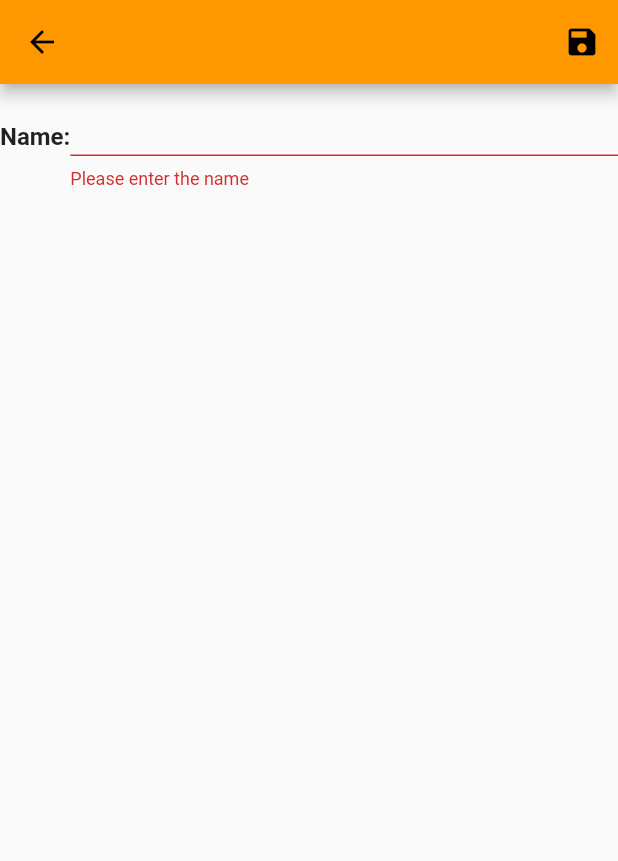
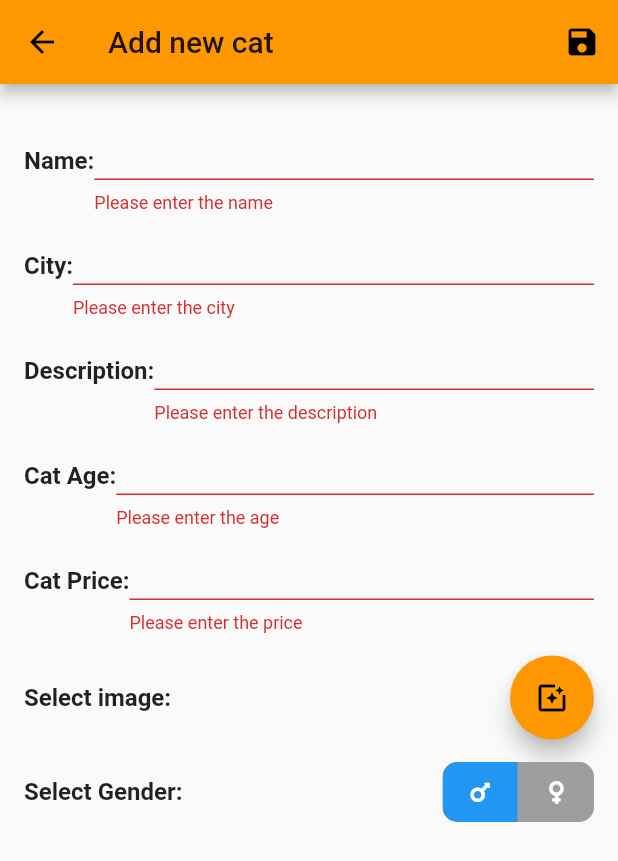
Before and after one commit to Swetlana-Sch/brinder, a Flutter app: the AddCatScreen screen opened by its route, after a tap on the "save" icon, on a phone screen of 412 x 824 dp. Shown: the top 861 px of the screen. Run offline on Flutter 3.47's test engine with Material 2 defaults, Android fonts, the phone set to English and light mode, and no system bars; drawn by our look-alikes of toggle_switch; our stand-ins replace firebase_auth, firebase_core, font_awesome_flutter, google_sign_in, image_picker; missing offline and left inert: flutter_login_facebook; accounts and stored records are empty.

Commit message:
added TextFormFields for Add Cat Screen, addedd Image picker and Gender switch, added list of breeds

```diff
--- a/lib/common_widgets/drawer.dart
+++ b/lib/common_widgets/drawer.dart
@@ -17,14 +17,15 @@ class MyDrawer extends StatelessWidget {
         child: Column(
           children: [
             AppBar(
-              // automaticallyImplyLeading: false,
-              leading: IconButton(
-                // TODO: Change icon to Image.asset https://flutter.dev/docs/development/ui/assets-and-images#resolution-aware
-                icon: Icon(Icons.format_list_bulleted_rounded),
+              automaticallyImplyLeading: false,
+              leading:
+              IconButton(
+                icon: Image.asset(kBurgerIconDrawer),
                 onPressed: () {
                   Navigator.of(context).pop();
                 },
               ),
+
               title: Text(
                 'Brinder',
                 style: kAppBarTextStyle,
@@ -33,42 +34,42 @@ class MyDrawer extends StatelessWidget {
             Divider(),
             DrawerListTile(
               sectionName: 'Home',
-              goToScreen: (){
+              onItemTap: () {
                 Navigator.of(context)
                     .pushReplacementNamed(HomePageScreen.routeName);
               },
             ),
             DrawerListTile(
               sectionName: 'My Profile',
-              goToScreen: (){
+              onItemTap: () {
                 Navigator.of(context)
                     .pushReplacementNamed(UserProfileScreen.routeName);
               },
             ),
             DrawerListTile(
               sectionName: 'Search',
-              goToScreen: (){
+              onItemTap: () {
                 Navigator.of(context)
                     .pushReplacementNamed(SearchScreen.routeName);
               },
             ),
             DrawerListTile(
               sectionName: 'Messages',
-              goToScreen: (){
+              onItemTap: () {
                 Navigator.of(context)
                     .pushReplacementNamed(MessagesScreen.routeName);
               },
             ),
             DrawerListTile(
               sectionName: 'Favourites',
-              goToScreen: (){
+              onItemTap: () {
                 Navigator.of(context)
                     .pushReplacementNamed(FavouritesScreen.routeName);
               },
             ),
             DrawerListTile(
               sectionName: 'Settings',
-              goToScreen: (){
+              onItemTap: () {
                 Navigator.of(context)
                     .pushReplacementNamed(SettingsScreen.routeName);
               },
--- a/lib/common_widgets/drawer_list_tile.dart
+++ b/lib/common_widgets/drawer_list_tile.dart
@@ -4,9 +4,9 @@ import 'package:matching_cats/theme.dart';
 
 class DrawerListTile extends StatelessWidget {
   final String sectionName;
-  final Function goToScreen;
+  final Function onItemTap;
 
-  const DrawerListTile({Key? key, required this.sectionName, required this.goToScreen}) : super(key: key);
+  const DrawerListTile({Key? key, required this.sectionName, required this.onItemTap}) : super(key: key);
 
   @override
   Widget build(BuildContext context) {
@@ -16,7 +16,7 @@ class DrawerListTile extends StatelessWidget {
         style: kDrawerTextStyle,
       ),
       onTap: () {
-        goToScreen();
+        onItemTap();
       },
     );
   }
--- a/lib/common_widgets/my_cats_panel.dart
+++ b/lib/common_widgets/my_cats_panel.dart
@@ -40,7 +40,8 @@ class MyCatsPanel extends StatelessWidget {
               itemBuilder: (BuildContext cxt, int index) {
                 return Row(
                   children: [
-                      Text(catData.myCats[index].catName!)
+                      Text(catData.myCats[index].catName!),
+                    // Image.file(''),
                   ],
                 );
               },
--- a/lib/models/cat_model.dart
+++ b/lib/models/cat_model.dart
@@ -1,3 +1,5 @@
+import 'dart:io';
+
 import 'package:matching_cats/utils/app_utils.dart';
 
 enum CatGender {
@@ -11,7 +13,7 @@ final typeValues =
 
 class CatModel {
   String? catName;
-  String? catImage;
+  File? catImage;
   String? catBread;
   double? catPrice;
   String? catCity;
@@ -27,12 +29,12 @@ class CatModel {
     this.catCity,
     this.catAge,
     this.catDescription,
-    this.catGender = CatGender.male,
+    this.catGender,
   });
 
   @override
   String toString() {
-    return 'CatModel{catName: $catName, catImage: $catImage, catBread: $catBread, catPrice: $catPrice, catCity: $catCity, catAge: $catAge, catDescription: $catDescription}';
+    return 'CatModel{catName: $catName, catImage: $catImage, catBread: $catBread, catPrice: $catPrice, catCity: $catCity, catAge: $catAge, catDescription: $catDescription, catGender: $catGender}';
   }
 
   // factory Hit.fromJson(Map<String, dynamic> json) => Hit(
--- a/lib/providers/user_data_provider.dart
+++ b/lib/providers/user_data_provider.dart
@@ -1,3 +1,5 @@
+import 'dart:io';
+
 import 'package:flutter/material.dart';
 import 'package:matching_cats/models/cat_model.dart';
 import 'package:provider/provider.dart';
@@ -35,6 +37,115 @@ class UserDataProvider with ChangeNotifier {
     //       catDescription: 'Beautiful Georgian looking cat'),
   ];
 
+  List<String> catBreeds = [
+    'Abyssinian',
+    'Aegean',
+    'American Bobtail',
+    'American Curl',
+    'American Ringtail',
+    'American Shorthair',
+    'American Wirehair',
+    'Aphrodite Giant',
+    'Arabian Mau',
+    'Asian',
+    'Asian Semi-longhair',
+    'Australian Mist',
+    'Balinese',
+    'Bambino',
+    'Bengal',
+    'Birman',
+    'Bombay',
+    'Brazilian Shorthair',
+    'British Longhair',
+    'British Shorthair',
+    'Burmese',
+    'Burmilla',
+    'California Spangled',
+    'Chantilly-Tiffany',
+    'Chartreux',
+    'Chausie',
+    'Colorpoint Shorthair',
+    'Cornish Rex',
+    'Cymric',
+    'Cyprus',
+    'Devon Rex',
+    'Don Sphynx',
+    'Dragon Li',
+    'Dwelf',
+    'Egyptian Mau',
+    'European Shorthair',
+    'Exotic Shorthair',
+    'Foldex',
+    'German Rex',
+    'Havana Brown',
+    'Highlander',
+    'Himalayan',
+    'Japanese Bobtail',
+    'Javanese',
+    'Kanaani',
+    'Khao Manee',
+    'Kinkalow',
+    'Korat',
+    'Korean Bobtail',
+    'Korn Ja',
+    'Kurilian Bobtail',
+    'Lambkin',
+    'LaPerm',
+    'Lykoi',
+    'Maine Coon',
+    'Manx',
+    'Mekong Bobtail',
+    'Minskin',
+    'Napoleon',
+    'Munchkin',
+    'Nebelung',
+    'Norwegian Forest Cat',
+    'Ocicat',
+    'Ojos Azules',
+    'Oregon Rex',
+    'Oriental Bicolor',
+    'Oriental Longhair',
+    'Oriental Shorthair',
+    'Persian (modern)',
+    'Persian (traditional)',
+    'Peterbald',
+    'Pixie-bob',
+    'Ragamuffin',
+    'Ragdoll',
+    'Raas',
+    'Russian Blue',
+    'Russian White',
+    'Russian Black',
+    'Russian Tabby',
+    'Sam Sawet',
+    'Savannah',
+    'Scottish Fold',
+    'Scottish Stright',
+    'Selkirk Rex',
+    'Serengeti',
+    'Serrade Petit',
+    'Siamese (modern)',
+    'Siberian Forest Cat',
+    'Singapura',
+    'Snowshoe',
+    'Sokoke',
+    'Somali',
+    'Sphynx',
+    'Suphalak',
+    'Thai (old style Siamese)',
+    'Thai Lilac',
+    'Thai Blue',
+    'Thai Blue Point',
+    'Thai Lilac Point',
+    'Tonkinese',
+    'Toyger',
+    'Turkish Angora',
+    'Turkish Van',
+    'Turkish Vankedisi',
+    'Ukrainian Levkoy',
+    'York Chocolate',
+  ];
+
   void saveUserData(String newName, String newCity, String newPhoneNumber) {
     userName = newName;
     userCity = newCity;
@@ -44,11 +155,12 @@ class UserDataProvider with ChangeNotifier {
 
   void saveCatData(
       {required String newName,
-      required String newImage,
+      required File newImage,
       required String newBread,
       required double newPrice,
       required String newCity,
       required double newAge,
+      required CatGender newGender,
       required String newCatDescription}) {
     final newCatModel = CatModel(
       catName: newName,
@@ -56,6 +168,8 @@ class UserDataProvider with ChangeNotifier {
       catBread: newBread,
       catPrice: newPrice,
       catCity: newCity,
+      catAge: newAge,
+      catGender: newGender,
       catDescription: newCatDescription,
     );
     print('CatModel: ${newCatModel}');
--- a/lib/screens/add_cat_screen.dart
+++ b/lib/screens/add_cat_screen.dart
@@ -1,7 +1,14 @@
+import 'dart:io';
+
 import 'package:flutter/material.dart';
+import 'package:font_awesome_flutter/font_awesome_flutter.dart';
 import 'package:matching_cats/common_widgets/drawer.dart';
+import 'package:matching_cats/models/cat_model.dart';
+import 'package:matching_cats/models/cat_model.dart';
 import 'package:matching_cats/providers/user_data_provider.dart';
 import 'package:provider/provider.dart';
+import 'package:image_picker/image_picker.dart';
+import 'package:toggle_switch/toggle_switch.dart';
 
 class AddCatScreen extends StatefulWidget {
   static const routeName = '/add_cat_screen';
@@ -10,14 +17,34 @@ class AddCatScreen extends StatefulWidget {
 }
 
 class _AddCatScreenState extends State<AddCatScreen> {
+  final picker = ImagePicker();
   final _formKey = GlobalKey<FormState>();
   String? catName;
+  String? catCity;
+  String? catDescription;
+  double? catAge;
+  double? catPrice;
+  File? catImage;
+  CatGender? catGender;
+
+  Future getImage() async {
+    final pickedFile = await picker.getImage(source: ImageSource.gallery);
+
+    setState(() {
+      if (pickedFile != null) {
+        catImage = File(pickedFile.path);
+      } else {
+        print('No image selected.');
+      }
+    });
+  }
 
   @override
   Widget build(BuildContext context) {
     final catData = context.read<UserDataProvider>();
     return Scaffold(
       appBar: AppBar(
+        title: Text('Add new cat'),
         actions: [
           IconButton(
             icon: Icon(
@@ -29,20 +56,25 @@ class _AddCatScreenState extends State<AddCatScreen> {
               if (_formKey.currentState!.validate()) {
                 catData.saveCatData(
                   newName: catName!,
-                    newImage: '',
+                  newImage: catImage!,
                   newBread: 'Spss',
-                    newPrice: 12,
-                    newCity: 'vcc',
-                    newAge: 4,
-                    newCatDescription: 'dgdhghfug');
+                  newPrice: catPrice!,
+                  newCity: catCity!,
+                  newAge: catAge!,
+                  newCatDescription: catDescription!,
+                  newGender: catGender!,
+                );
                 Navigator.of(context).pop();
-              };
+              }
+              ;
             },
           ),
         ],
       ),
       body: Form(
         key: _formKey,
+        child: Padding(
+          padding: const EdgeInsets.all(16.0),
           child: Column(
             children: [
               Row(
@@ -64,8 +96,140 @@ class _AddCatScreenState extends State<AddCatScreen> {
                     ),
                   ),
                 ],
+              ),
+              Row(
+                children: [
+                  Text('City:'),
+                  Expanded(
+                    child: TextFormField(
+                      onChanged: (String? newCatCity) {
+                        setState(() {
+                          catCity = newCatCity;
+                        });
+                      },
+                      validator: (value) {
+                        if (value == null || value.isEmpty) {
+                          return 'Please enter the city';
+                        }
+                        return null;
+                      },
+                    ),
+                  ),
+                ],
+              ),
+              Row(
+                children: [
+                  Text('Description:'),
+                  Expanded(
+                    child: TextFormField(
+                      onChanged: (String? newCatDescription) {
+                        setState(() {
+                          catDescription = newCatDescription;
+                        });
+                      },
+                      validator: (value) {
+                        if (value == null || value.isEmpty) {
+                          return 'Please enter the description';
+                        }
+                        return null;
+                      },
+                    ),
+                  ),
+                ],
+              ),
+              Row(
+                children: [
+                  Text('Cat Age:'),
+                  Expanded(
+                    child: TextFormField(
+                      keyboardType:
+                          TextInputType.numberWithOptions(decimal: true),
+                      onChanged: (String? newCatAge) {
+                        setState(() {
+                          print('catage: $catAge');
+                          catAge = double.parse(newCatAge!);
+                          print('catage after: $catAge');
+                        });
+                      },
+                      validator: (value) {
+                        if (value == null || value.isEmpty) {
+                          return 'Please enter the age';
+                        }
+                        return null;
+                      },
+                    ),
+                  ),
+                ],
+              ),
+              Row(
+                children: [
+                  Text('Cat Price:'),
+                  Expanded(
+                    child: TextFormField(
+                      keyboardType:
+                          TextInputType.numberWithOptions(decimal: true),
+                      onChanged: (String? newCatPrice) {
+                        setState(() {
+                          catPrice = double.parse(newCatPrice!);
+                        });
+                      },
+                      validator: (value) {
+                        if (value == null || value.isEmpty) {
+                          return 'Please enter the price';
+                        }
+                        return null;
+                      },
+                    ),
+                  ),
+                ],
+              ),
+              SizedBox(
+                height: 15,
+              ),
+              Row(
+                mainAxisAlignment: MainAxisAlignment.spaceBetween,
+                children: [
+                  Text('Select image:'),
+                  FloatingActionButton(
+                    onPressed: () {
+                      getImage();
+                      print('get image pressed');
+                    },
+                    tooltip: 'Pick Image',
+                    child: Icon(Icons.photo_filter),
+                  ),
+                ],
+              ),
+              SizedBox(
+                height: 15,
+              ),
+              Row(
+                mainAxisAlignment: MainAxisAlignment.spaceBetween,
+                children: [
+                  Text('Select Gender:'),
+                  ToggleSwitch(
+                    minWidth: 50.0,
+                    initialLabelIndex: 0,
+                    cornerRadius: 10.0,
+                    activeFgColor: Colors.white,
+                    inactiveBgColor: Colors.grey,
+                    inactiveFgColor: Colors.white,
+                    labels: ['', ''],
+                    icons: [FontAwesomeIcons.mars, FontAwesomeIcons.venus],
+                    activeBgColors: [Colors.blue, Colors.pink],
+                    onToggle: (index) {
+                      print('switched to: $index');
+                      catGender = CatGender.values[index];
+                      // setState(() {
+                      //   catGender = CatGender.values[index];
+                      // });
+                    },
+                  ),
+
+                ],
               )
             ],
+          ),
         ),
       ),
     );
--- a/lib/theme.dart
+++ b/lib/theme.dart
@@ -12,6 +12,7 @@ const kFaceBookSignInTextColor = Colors.white;
 const kEmailSignInButtonColor = Colors.teal;
 const kEmailSignInTextColor = Colors.white;
 
+const String kBurgerIconDrawer = 'images/burger_icon.png';
 
 ThemeData lightTheme = ThemeData(
 //TODO: add textTheme
--- a/pubspec.yaml
+++ b/pubspec.yaml
@@ -37,6 +37,9 @@ dependencies:
   provider: ^5.0.0
   flutter_login_facebook: ^1.0.1
   flutter_facebook_auth: ^3.3.3
+  image_picker: ^0.7.5+3
+  toggle_switch: ^0.1.9
+  font_awesome_flutter: ^9.0.0
 flutter_native_splash:
   color: "#ffcc00"
   image: assets/launch_image.png
@@ -65,6 +68,7 @@ flutter:
 
   assets:
     - launch_image.png
+    - images/burger_icon.png
 
 
   # An image asset can refer to one or more resolution-specific "variants", see
```
Also changed, not shown: images/2.0x/burger_icon.png (added), images/3.0x/burger_icon.png (added), images/burger_icon.png (added), lib/screens/breed_screen.dart (added), pubspec.lock. Lines whose indentation alone changed are shown as unchanged.
